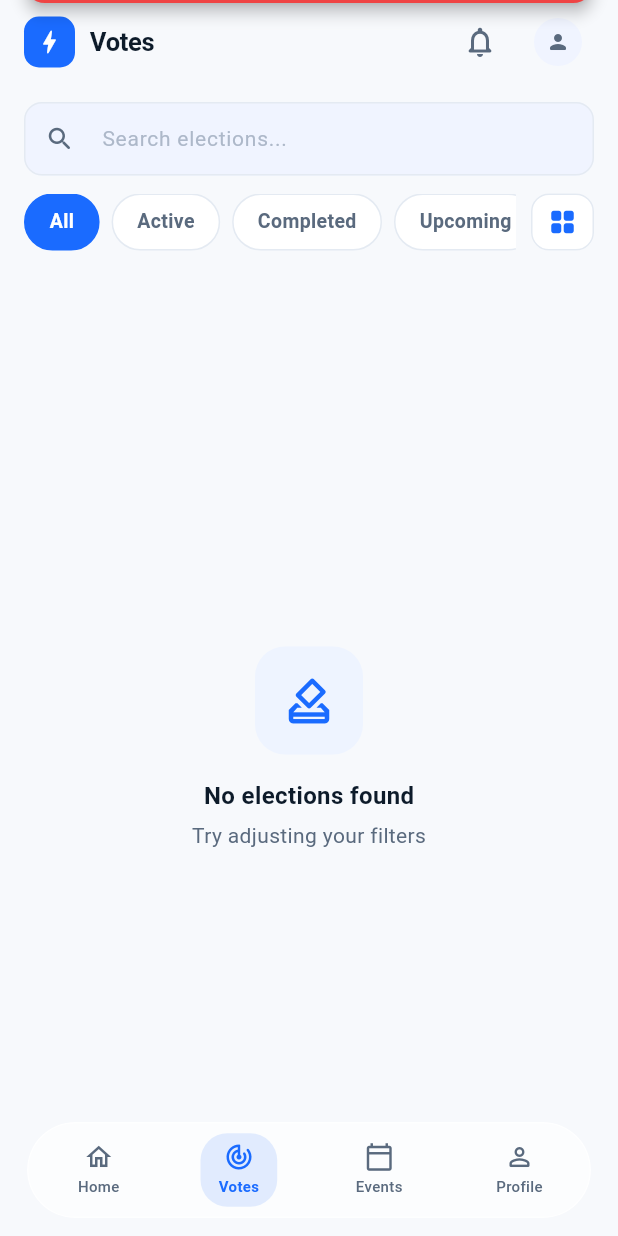
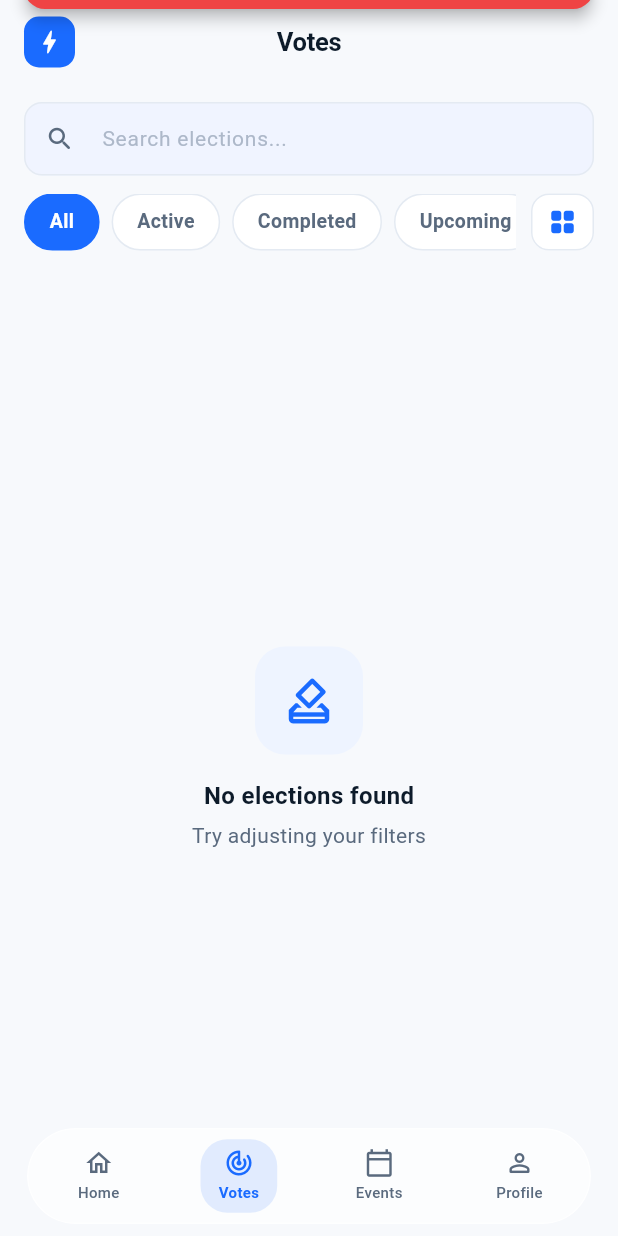
Before and after one commit to Young785/EventsAndVotes-Mobile, a Flutter app: the MainShell screen opened directly with empty values, item 2 of the bottom bar chosen, on a phone screen of 412 x 824 dp. Run offline on Flutter 3.47's test engine with Material 3 defaults, Android fonts, the phone set to English and light mode, and no system bars; our stand-ins replace cached_network_image, dio, fl_chart, flutter_animate, flutter_secure_storage, go_router and 8 more; missing offline and left inert: mobile_scanner; accounts and stored records are empty; network calls fail.

Commit message:
Center the shell title and keep the bell and profile on Home.
The floating nav was sitting too high because the home-indicator inset and an extra gap were both applied.

Co-authored-by: Cursor <cursoragent@cursor.com>

```diff
--- a/lib/shared/widgets/main_shell.dart
+++ b/lib/shared/widgets/main_shell.dart
@@ -69,7 +69,11 @@ class MainShell extends StatelessWidget {
           crossAxisAlignment: CrossAxisAlignment.stretch,
           children: [
             if (!hideHeader)
-              _ShellHeader(auth: auth, title: _headerTitle(location)),
+              _ShellHeader(
+                auth: auth,
+                title: _headerTitle(location),
+                showActions: location == '/',
+              ),
             Expanded(child: child),
           ],
         ),
@@ -86,8 +90,13 @@ class MainShell extends StatelessWidget {
 class _ShellHeader extends StatefulWidget {
   final AuthProvider auth;
   final String title;
+  final bool showActions;
 
-  const _ShellHeader({required this.auth, required this.title});
+  const _ShellHeader({
+    required this.auth,
+    required this.title,
+    required this.showActions,
+  });
 
   @override
   State<_ShellHeader> createState() => _ShellHeaderState();
@@ -133,23 +142,17 @@ class _ShellHeaderState extends State<_ShellHeader> {
           padding: const EdgeInsets.symmetric(horizontal: 16),
           child: Row(
             children: [
-              Container(
-                width: 34,
-                height: 34,
-                decoration: BoxDecoration(
-                  color: AppColors.primary,
-                  borderRadius: BorderRadius.circular(10),
-                ),
-                child: const Icon(
-                  Icons.bolt_rounded,
-                  color: Colors.white,
-                  size: 20,
+              const SizedBox(
+                width: 96,
+                child: Align(
+                  alignment: Alignment.centerLeft,
+                  child: _BrandMark(),
                 ),
               ),
-              const SizedBox(width: 10),
               Expanded(
                 child: Text(
                   widget.title,
+                  textAlign: TextAlign.center,
                   style: TextStyle(
                     fontSize: 17,
                     fontWeight: FontWeight.w700,
@@ -160,30 +163,99 @@ class _ShellHeaderState extends State<_ShellHeader> {
                   overflow: TextOverflow.ellipsis,
                 ),
               ),
-              if (auth.isAuthenticated)
-                _NotificationBell(
-                  unreadCount: _unreadCount,
-                  onTap: _openNotifications,
-                )
-              else
-                IconButton(
-                  onPressed: () => context.go('/login'),
-                  icon: Icon(
-                    Icons.notifications_none_rounded,
-                    color: AppPalette.of(context).muted,
+              SizedBox(
+                width: 96,
+                child: Align(
+                  alignment: Alignment.centerRight,
+                  child: AnimatedSwitcher(
+                    duration: const Duration(milliseconds: 220),
+                    switchInCurve: Curves.easeOut,
+                    switchOutCurve: Curves.easeIn,
+                    transitionBuilder: (child, animation) {
+                      final slide = Tween<Offset>(
+                        begin: const Offset(0.35, 0),
+                        end: Offset.zero,
+                      ).animate(animation);
+                      return FadeTransition(
+                        opacity: animation,
+                        child: SlideTransition(position: slide, child: child),
+                      );
+                    },
+                    child: widget.showActions
+                        ? _HeaderActions(
+                            key: const ValueKey('home-actions'),
+                            signedIn: auth.isAuthenticated,
+                            unreadCount: _unreadCount,
+                            onNotifications: auth.isAuthenticated
+                                ? _openNotifications
+                                : () => context.go('/login'),
+                            onProfile: () => context.go(
+                              auth.isAuthenticated ? '/profile' : '/login',
+                            ),
+                          )
+                        : const SizedBox(
+                            key: ValueKey('no-actions'),
+                            width: 96,
+                            height: 40,
+                          ),
                   ),
-                ),
-              const SizedBox(width: 10),
-              _ProfileChip(
-                signedIn: auth.isAuthenticated,
-                onTap: () => context.go(
-                  auth.isAuthenticated ? '/profile' : '/login',
                 ),
               ),
             ],
           ),
         ),
       ),
+    );
+  }
+}
+
+class _BrandMark extends StatelessWidget {
+  const _BrandMark();
+
+  @override
+  Widget build(BuildContext context) {
+    return Container(
+      width: 34,
+      height: 34,
+      decoration: BoxDecoration(
+        color: AppColors.primary,
+        borderRadius: BorderRadius.circular(10),
+      ),
+      child: const Icon(
+        Icons.bolt_rounded,
+        color: Colors.white,
+        size: 20,
+      ),
+    );
+  }
+}
+
+class _HeaderActions extends StatelessWidget {
+  final bool signedIn;
+  final int unreadCount;
+  final VoidCallback onNotifications;
+  final VoidCallback onProfile;
+
+  const _HeaderActions({
+    super.key,
+    required this.signedIn,
+    required this.unreadCount,
+    required this.onNotifications,
+    required this.onProfile,
+  });
+
+  @override
+  Widget build(BuildContext context) {
+    return Row(
+      mainAxisSize: MainAxisSize.min,
+      children: [
+        _NotificationBell(
+          unreadCount: unreadCount,
+          onTap: onNotifications,
+        ),
+        const SizedBox(width: 6),
+        _ProfileChip(signedIn: signedIn, onTap: onProfile),
+      ],
     );
   }
 }
@@ -346,12 +418,13 @@ class _ShellBottomNav extends StatelessWidget {
         ? Colors.white.withValues(alpha: 0.14)
         : Colors.white.withValues(alpha: 0.8);
 
+    final homeInset = MediaQuery.paddingOf(context).bottom;
+    final bottomGap = homeInset > 20 ? homeInset - 22 : (homeInset > 0 ? homeInset : 8.0);
+
     return Material(
       type: MaterialType.transparency,
-      child: SafeArea(
-        top: false,
-        child: Padding(
-          padding: const EdgeInsets.fromLTRB(18, 0, 18, 12),
+      child: Padding(
+          padding: EdgeInsets.fromLTRB(18, 0, 18, bottomGap),
           child: ClipRRect(
             borderRadius: BorderRadius.circular(32),
             child: BackdropFilter(
@@ -421,7 +494,6 @@ class _ShellBottomNav extends StatelessWidget {
             ),
           ),
         ),
-      ),
     );
   }
 }
```
